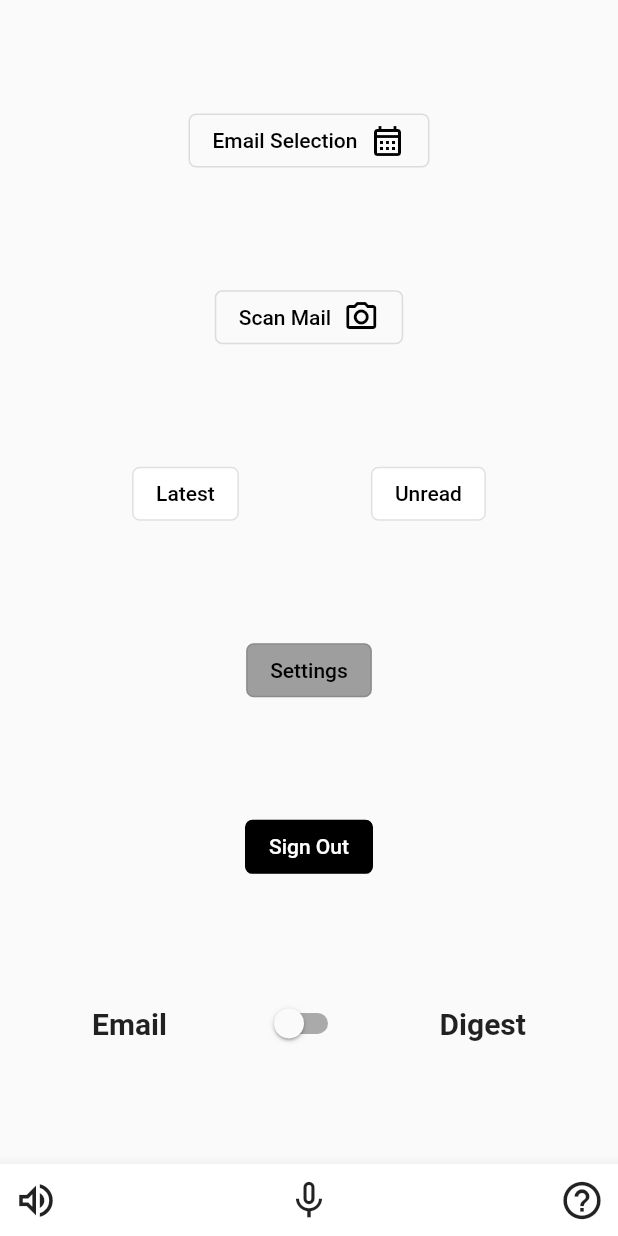
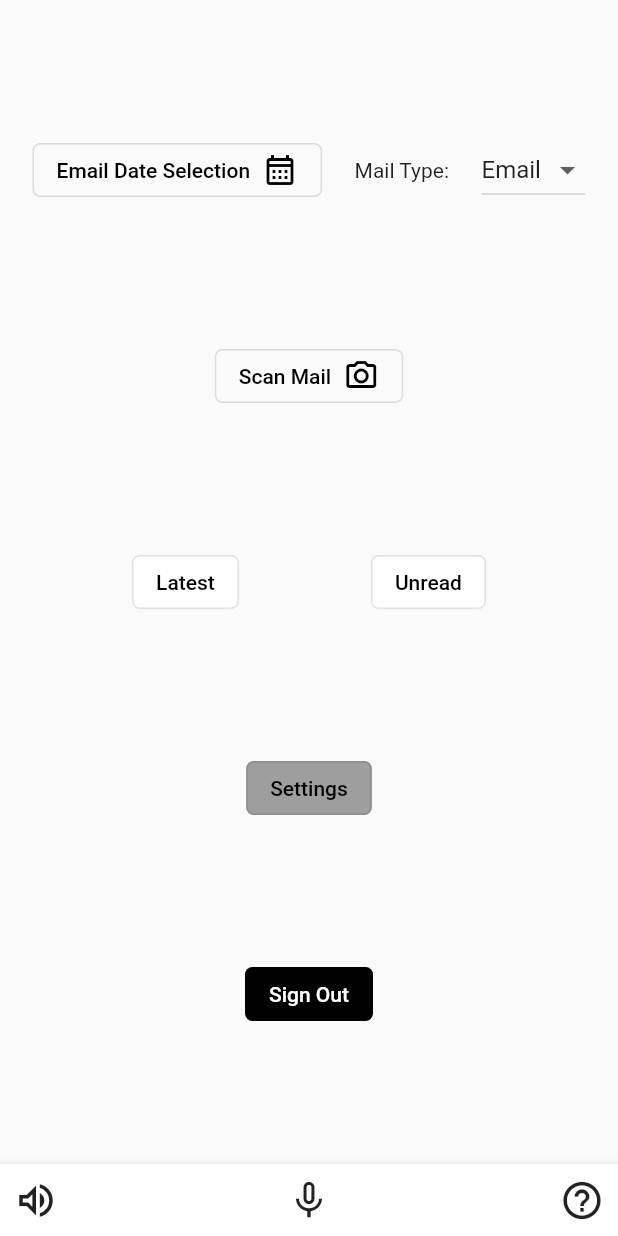
Before and after one commit to umgc/summer2022, a Flutter app: the screen it shows after launch, on a phone screen of 412 x 824 dp. Run offline on Flutter 3.47's test engine with Material 2 defaults, Android fonts, the phone set to English and light mode, and no system bars; our stand-ins replace flutter_svg, toggle_switch, url_launcher_web; missing offline and left inert: camera_web.

Commit message:
Adjusting method of selecting mail or digest to a dropdown next to date select

```diff
--- a/lib/main_menu.dart
+++ b/lib/main_menu.dart
@@ -7,7 +7,7 @@ class MainWidget extends StatefulWidget {
 
 class MainWidgetState extends State<MainWidget> {
   DateTime selected_date = DateTime.now();
-  bool email_selected = false;
+  String mail_type = "Email";
   @override
   Widget build(BuildContext context) {
     return Scaffold(
@@ -16,13 +16,15 @@ class MainWidgetState extends State<MainWidget> {
           mainAxisAlignment: MainAxisAlignment.spaceEvenly,
           children: [
             Container(
-              child: Center(
-                child: Directionality(
+              child: Row(
+                mainAxisAlignment: MainAxisAlignment.spaceEvenly,
+                children: [
+                  Directionality(
                     textDirection: TextDirection.rtl,
                     child: OutlinedButton.icon(
                       onPressed: () => selectDate(context),
                       icon: Icon(Icons.calendar_month_outlined),
-                    label: determineButtonText(),
+                      label: Text("$mail_type Date Selection"),
                       style: TextButton.styleFrom(
                         primary: Colors.black,
                         shadowColor: Colors.grey,
@@ -31,6 +33,25 @@ class MainWidgetState extends State<MainWidget> {
                       ),
                     ),
                   ),
+                  Text("Mail Type:"),
+                  DropdownButton(
+                      value: "Email",
+                      items: [
+                        DropdownMenuItem<String>(
+                          value: "Email",
+                          child: Text("Email"),
+                        ),
+                        DropdownMenuItem<String>(
+                          value: "Digest",
+                          child: Text("Digest"),
+                        ),
+                      ],
+                      onChanged: (String? valueSelected) {
+                        setState(() {
+                          mail_type = valueSelected!;
+                        });
+                      }),
+                ],
               ),
             ),
             Container(
@@ -58,7 +79,7 @@ class MainWidgetState extends State<MainWidget> {
                   Container(
                     child: OutlinedButton(
                       onPressed: () {
-                        if (!email_selected) {
+                        if (mail_type == "Email") {
                           Navigator.pushNamed(context, '/other_mail');
                         } else {
                           Navigator.pushNamed(context, '/digest_mail');
@@ -77,7 +98,7 @@ class MainWidgetState extends State<MainWidget> {
                   Container(
                     child: OutlinedButton(
                       onPressed: () {
-                        if (!email_selected) {
+                        if (mail_type == "Email") {
                           Navigator.pushNamed(context, '/other_mail');
                         } else {
                           Navigator.pushNamed(context, '/digest_mail');
@@ -132,39 +153,6 @@ class MainWidgetState extends State<MainWidget> {
                 ),
               ),
             ),
-            Container(
-              child: Row(
-                mainAxisAlignment: MainAxisAlignment.spaceEvenly,
-                children: [
-                  Text(
-                    "Email",
-                    style: TextStyle(
-                      fontSize: 20,
-                      fontWeight: FontWeight.bold,
-                    ),
-                  ),
-                  Center(
-                    child: Switch(
-                      value: email_selected,
-                      activeTrackColor: Colors.lightGreenAccent,
-                      activeColor: Colors.green,
-                      onChanged: (bool value) {
-                        setState(() {
-                          email_selected = value;
-                        });
-                      },
-                    ),
-                  ),
-                  Text(
-                    "Digest",
-                    style: TextStyle(
-                      fontSize: 20,
-                      fontWeight: FontWeight.bold,
-                    ),
-                  ),
-                ],
-              ),
-            ),
           ],
         ),
       ),
@@ -178,7 +166,7 @@ class MainWidgetState extends State<MainWidget> {
         firstDate: DateTime(2015, 8),
         lastDate: DateTime.now());
     if ((picked != null) && (picked != selected_date)) {
-      if (!email_selected) {
+      if (mail_type == "Email") {
         Navigator.pushNamed(context, '/other_mail');
       } else {
         Navigator.pushNamed(context, '/digest_mail');
@@ -203,12 +191,4 @@ class MainWidgetState extends State<MainWidget> {
       });
     }
   }
-
-  Widget determineButtonText() {
-    if (email_selected == true) {
-      return Text("Digest Selection");
-    } else {
-      return Text("Email Selection");
 }
-  }
-}
```
Lines whose indentation alone changed are shown as unchanged.
